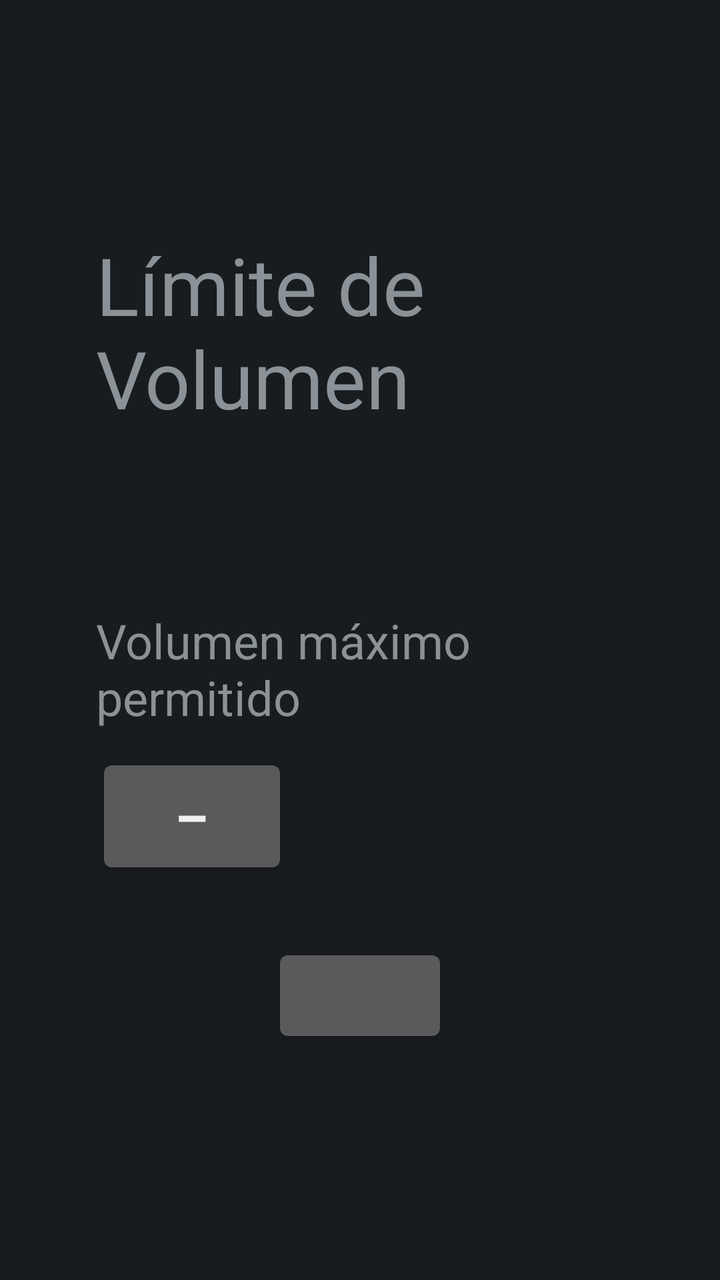
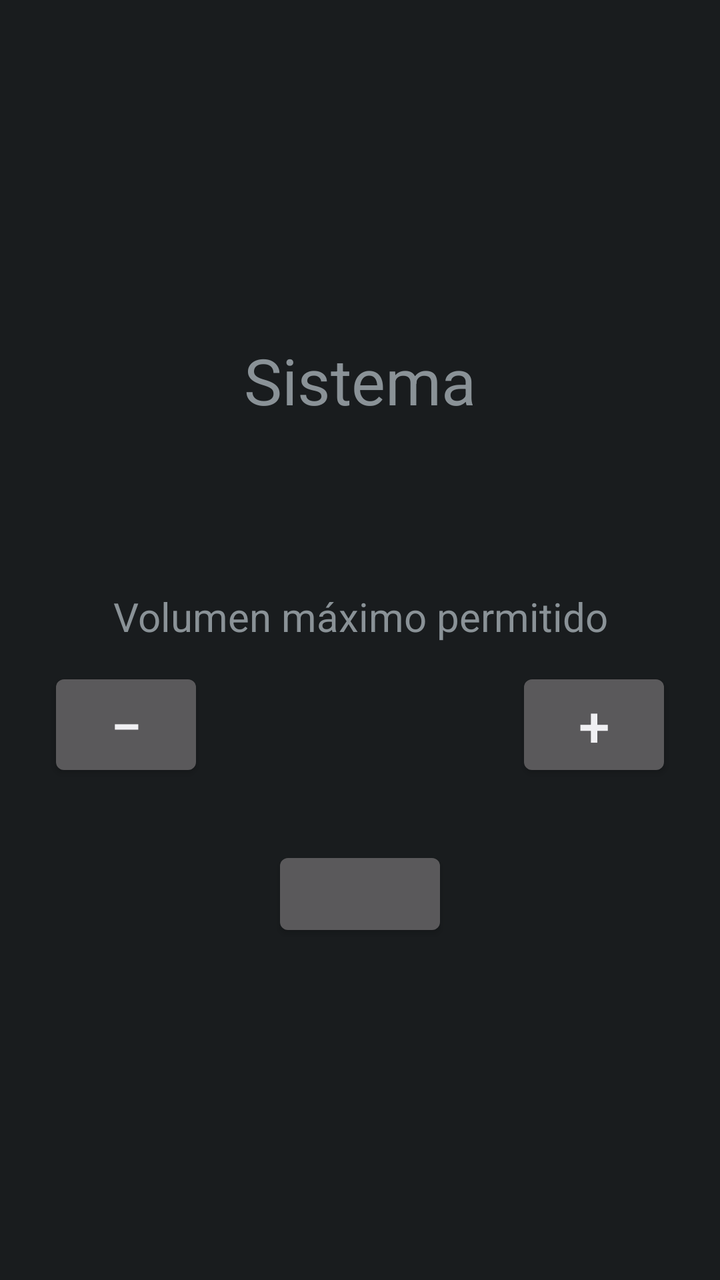

Compare the two renders of this Android layout. The source of the first and the diff that turns it into the second are given below.
<!-- AndroidManifest.xml: application theme android:Theme.DeviceDefault -->
<!-- res/layout/activity_main.xml -->
<?xml version="1.0" encoding="utf-8"?>
<LinearLayout xmlns:android="http://schemas.android.com/apk/res/android"
    android:layout_width="match_parent"
    android:layout_height="match_parent"
    android:gravity="center"
    android:orientation="vertical"
    android:padding="48dp">

    <TextView
        android:layout_width="wrap_content"
        android:layout_height="wrap_content"
        android:text="@string/app_name"
        android:textSize="40sp" />

    <TextView
        android:id="@+id/currentText"
        android:layout_width="wrap_content"
        android:layout_height="wrap_content"
        android:layout_marginTop="24dp"
        android:textSize="24sp" />

    <TextView
        android:layout_width="wrap_content"
        android:layout_height="wrap_content"
        android:layout_marginTop="32dp"
        android:text="@string/limit_label"
        android:textSize="24sp" />

    <LinearLayout
        android:layout_width="wrap_content"
        android:layout_height="wrap_content"
        android:layout_marginTop="12dp"
        android:gravity="center_vertical"
        android:orientation="horizontal">

        <Button
            android:id="@+id/minus"
            android:layout_width="96dp"
            android:layout_height="wrap_content"
            android:text="−"
            android:textSize="32sp" />

        <TextView
            android:id="@+id/limitText"
            android:layout_width="280dp"
            android:layout_height="wrap_content"
            android:gravity="center"
            android:textSize="32sp" />

        <Button
            android:id="@+id/plus"
            android:layout_width="96dp"
            android:layout_height="wrap_content"
            android:text="+"
            android:textSize="32sp" />
    </LinearLayout>

    <Button
        android:id="@+id/toggle"
        android:layout_width="wrap_content"
        android:layout_height="wrap_content"
        android:layout_marginTop="32dp"
        android:textSize="24sp" />
</LinearLayout>
<!-- resources referenced by this layout -->
<resources>
  <string name="app_name">Límite de Volumen</string>
  <string name="limit_label">Volumen máximo permitido</string>
</resources>

<!-- the commit's change to res/layout/activity_main.xml (unified diff, before → after) -->
@@ -4,30 +4,32 @@
     android:layout_height="match_parent"
     android:gravity="center"
     android:orientation="vertical"
-    android:padding="48dp">
+    android:padding="24dp">
 
     <TextView
         android:layout_width="wrap_content"
         android:layout_height="wrap_content"
         android:text="@string/app_name"
-        android:textSize="40sp" />
+        android:textSize="32sp" />
 
     <TextView
         android:id="@+id/currentText"
         android:layout_width="wrap_content"
         android:layout_height="wrap_content"
         android:layout_marginTop="24dp"
-        android:textSize="24sp" />
+        android:gravity="center"
+        android:textSize="20sp" />
 
     <TextView
         android:layout_width="wrap_content"
         android:layout_height="wrap_content"
         android:layout_marginTop="32dp"
+        android:gravity="center"
         android:text="@string/limit_label"
-        android:textSize="24sp" />
+        android:textSize="20sp" />
 
     <LinearLayout
-        android:layout_width="wrap_content"
+        android:layout_width="match_parent"
         android:layout_height="wrap_content"
         android:layout_marginTop="12dp"
         android:gravity="center_vertical"
@@ -35,24 +37,27 @@
 
         <Button
             android:id="@+id/minus"
-            android:layout_width="96dp"
+            android:layout_width="0dp"
             android:layout_height="wrap_content"
+            android:layout_weight="1"
             android:text="−"
-            android:textSize="32sp" />
+            android:textSize="28sp" />
 
         <TextView
             android:id="@+id/limitText"
-            android:layout_width="280dp"
+            android:layout_width="0dp"
             android:layout_height="wrap_content"
+            android:layout_weight="2"
             android:gravity="center"
-            android:textSize="32sp" />
+            android:textSize="24sp" />
 
         <Button
             android:id="@+id/plus"
-            android:layout_width="96dp"
+            android:layout_width="0dp"
             android:layout_height="wrap_content"
+            android:layout_weight="1"
             android:text="+"
-            android:textSize="32sp" />
+            android:textSize="28sp" />
     </LinearLayout>
 
     <Button
@@ -60,5 +65,5 @@
         android:layout_width="wrap_content"
         android:layout_height="wrap_content"
         android:layout_marginTop="32dp"
-        android:textSize="24sp" />
+        android:textSize="18sp" />
 </LinearLayout>
<!-- resource entries referenced after the edit -->
@@ -1,6 +1,6 @@
 <!-- resources referenced by this layout -->
 <resources>
-  <string name="app_name">Límite de Volumen</string>
+  <string name="app_name">Sistema</string>
   <string name="limit_label">Volumen máximo permitido</string>
 </resources>
 
